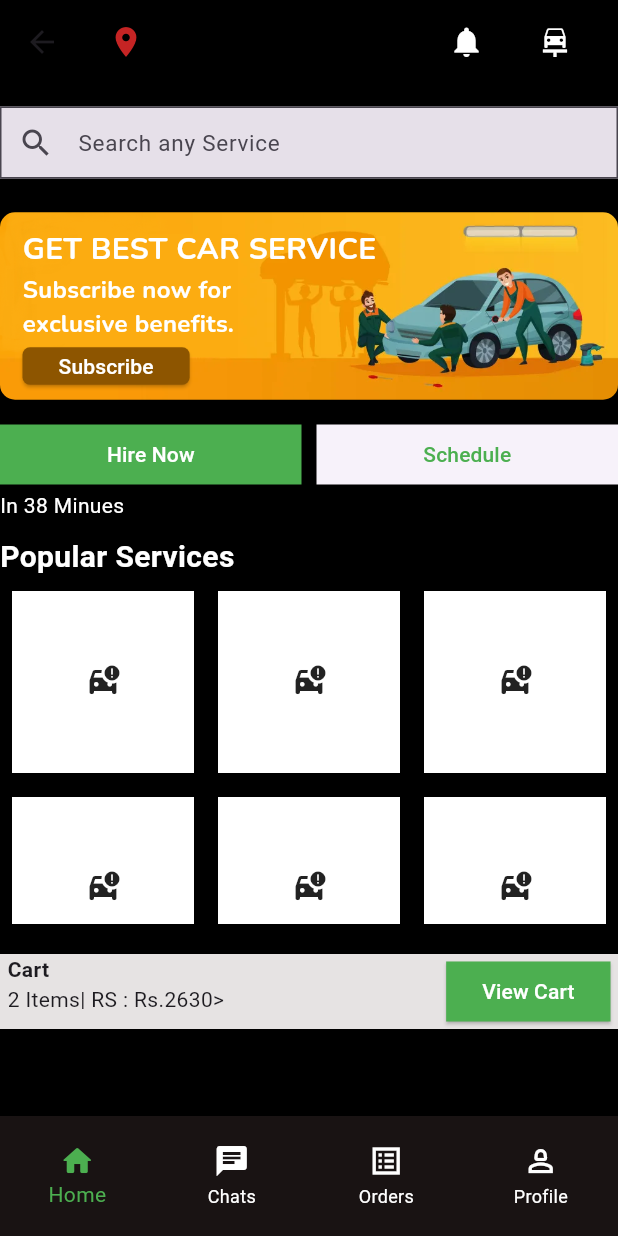
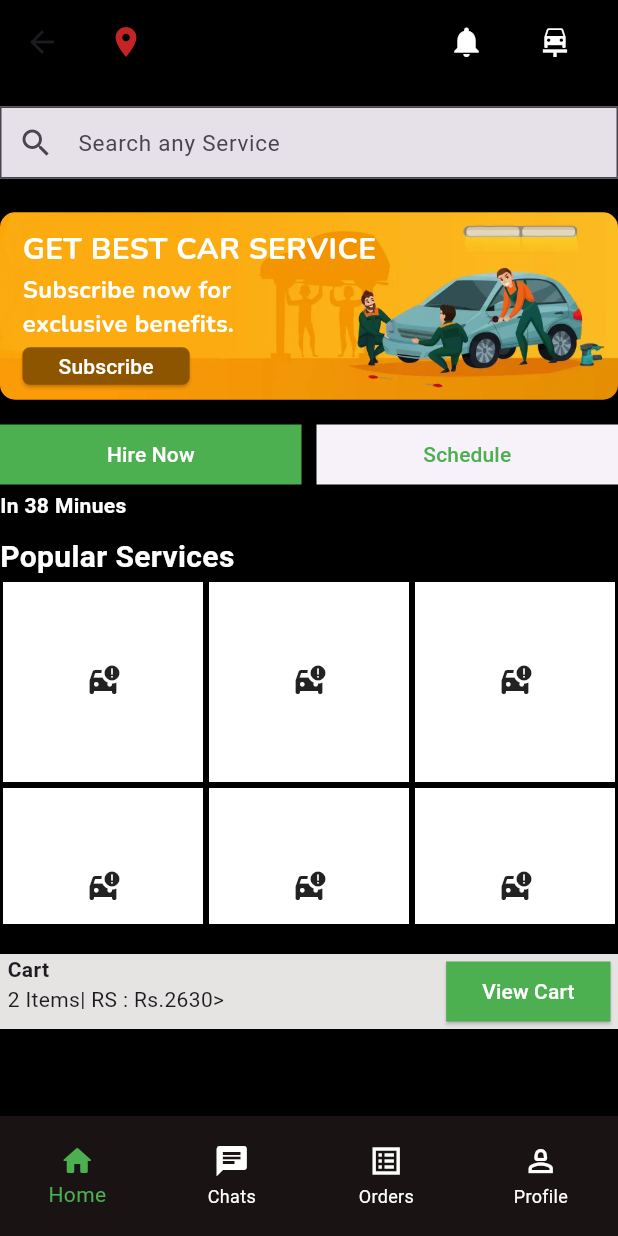
Before and after one commit to knarute/helpy_moto_custms, a Flutter app: the HomeScreen screen opened directly, on a phone screen of 412 x 824 dp. Run offline on Flutter 3.47's test engine with Material 2 defaults, Android fonts, the phone set to English and light mode, and no system bars; drawn by our look-alikes of carousel_slider; our stand-ins replace email_validator, geocoding, get, google_fonts, location; missing offline and left inert: otp_timer_button.

Commit message:
About to finish HomeScreen and Auth screen UIs

```diff
--- a/lib/HomeScreen/NavBarTabs/Home/HomeTab.dart
+++ b/lib/HomeScreen/NavBarTabs/Home/HomeTab.dart
@@ -92,7 +92,10 @@ class _HomeTabState extends State<HomeTab> {
             children: [
               Text(
                 'In 38 Minues',
-                style: TextStyle(color: Colors.white),
+                style: TextStyle(
+                  color: Colors.white,
+                  fontWeight: FontWeight.bold,
+                ),
               ),
             ],
           ),
@@ -119,7 +122,7 @@ class _HomeTabState extends State<HomeTab> {
                   crossAxisCount: 3),
               itemBuilder: (context, index) {
                 return Padding(
-                  padding: const EdgeInsets.all(8.0),
+                  padding: const EdgeInsets.all(2.0),
                   child: Container(
                     height: 50,
                     width: 50,
```
